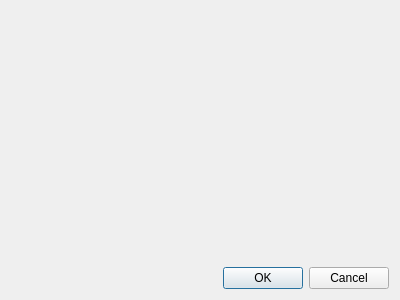
qy-tech/QFactoryTest, file batterytestdialog.ui: the form before one commit.
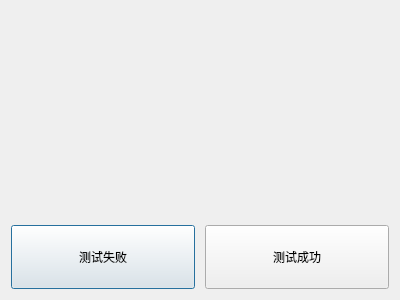
The form after the commit.

Diff of the .ui file:
```diff
--- a/batterytestdialog.ui
+++ b/batterytestdialog.ui
@@ -13,11 +13,11 @@
   <property name="windowTitle">
    <string>Battery Test</string>
   </property>
-  <layout class="QGridLayout" name="gridLayout">
-   <item row="0" column="0">
+  <layout class="QVBoxLayout" name="verticalLayout">
+   <item>
     <widget class="QLabel" name="label_battery">
      <property name="sizePolicy">
-      <sizepolicy hsizetype="Expanding" vsizetype="Expanding">
+      <sizepolicy hsizetype="Preferred" vsizetype="Expanding">
        <horstretch>0</horstretch>
        <verstretch>0</verstretch>
       </sizepolicy>
@@ -30,12 +30,62 @@
      </property>
     </widget>
    </item>
-   <item row="1" column="0">
-    <widget class="QDialogButtonBox" name="buttonBox">
-     <property name="standardButtons">
-      <set>QDialogButtonBox::Cancel|QDialogButtonBox::Ok</set>
+   <item>
+    <layout class="QHBoxLayout" name="layout_action_buttons" stretch="0,0">
+     <property name="spacing">
+      <number>10</number>
      </property>
-    </widget>
+     <item>
+      <widget class="QPushButton" name="failedButton">
+       <property name="sizePolicy">
+        <sizepolicy hsizetype="Preferred" vsizetype="Fixed">
+         <horstretch>0</horstretch>
+         <verstretch>0</verstretch>
+        </sizepolicy>
+       </property>
+       <property name="minimumSize">
+        <size>
+         <width>0</width>
+         <height>64</height>
+        </size>
+       </property>
+       <property name="maximumSize">
+        <size>
+         <width>16777215</width>
+         <height>100</height>
+        </size>
+       </property>
+       <property name="text">
+        <string>测试失败</string>
+       </property>
+      </widget>
+     </item>
+     <item>
+      <widget class="QPushButton" name="okButton">
+       <property name="sizePolicy">
+        <sizepolicy hsizetype="Preferred" vsizetype="Fixed">
+         <horstretch>0</horstretch>
+         <verstretch>0</verstretch>
+        </sizepolicy>
+       </property>
+       <property name="minimumSize">
+        <size>
+         <width>0</width>
+         <height>64</height>
+        </size>
+       </property>
+       <property name="maximumSize">
+        <size>
+         <width>16777215</width>
+         <height>100</height>
+        </size>
+       </property>
+       <property name="text">
+        <string>测试成功</string>
+       </property>
+      </widget>
+     </item>
+    </layout>
    </item>
   </layout>
  </widget>
```
Left out of the diff: 16 changed lines with no effect on the pictures.
